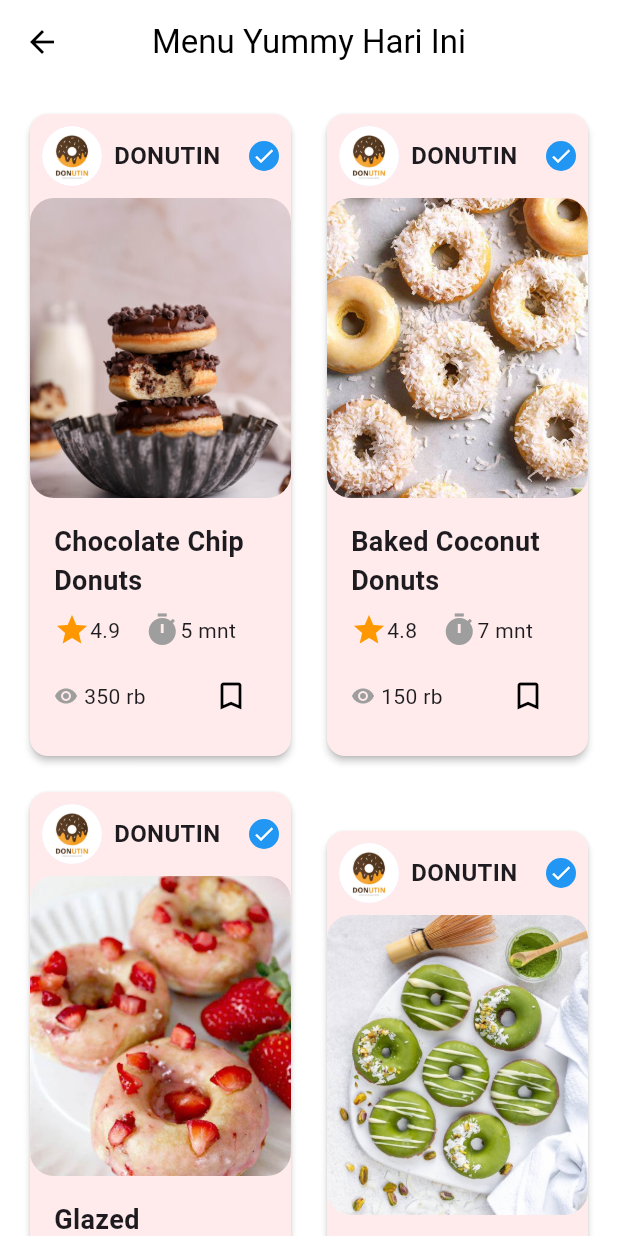
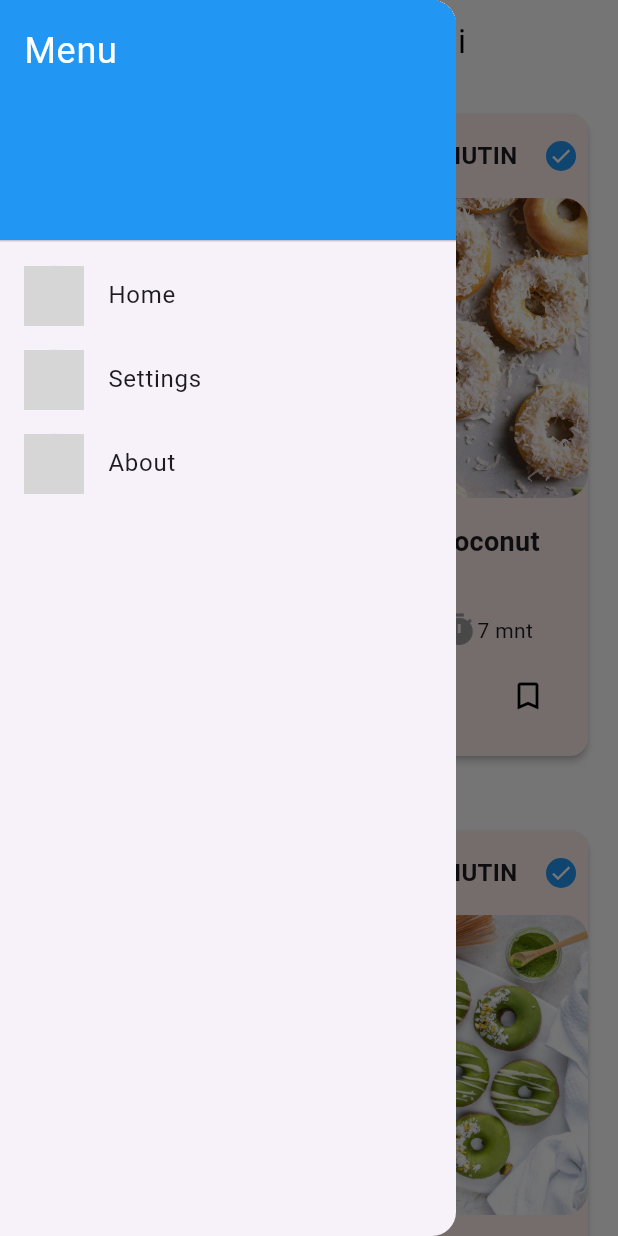
Before and after one commit to habibahrpl1/test, a Flutter app: the screen it shows after launch, with the side drawer open (before the commit the screen has no drawer), on a phone screen of 412 x 824 dp. Run offline on Flutter 3.47's test engine with Material 3 defaults, Android fonts, the phone set to English and light mode, and no system bars; grey boxes are pictures that could not be loaded.

Commit message:
commit kedua

```diff
--- a/lib/main.dart
+++ b/lib/main.dart
@@ -39,14 +39,59 @@ class _MyHomePageState extends State<MyHomePage> {
   Widget build(BuildContext context) {
     return Scaffold(
       appBar: AppBar(
-        leading: IconButton(
-          icon: const Icon(Icons.arrow_back),
-          onPressed: () {
-            // Tambahkan navigasi kembali di sini
-          },
-        ),
         title: Text(widget.title),
         centerTitle: true,
+      ),
+      drawer: Drawer(
+        child: ListView(
+          padding: EdgeInsets.zero,
+          children: <Widget>[
+            DrawerHeader(
+              decoration: const BoxDecoration(
+                color: Colors.blue,
+              ),
+              child: const Text(
+                'Menu',
+                style: TextStyle(
+                  color: Colors.white,
+                  fontSize: 24,
+                ),
+              ),
+            ),
+            ListTile(
+              leading: const CircleAvatar(
+                backgroundImage: AssetImage(
+                    'assets/image/yummy.jpg'), // Your image path
+              ),
+              title: const Text('Home'),
+              onTap: () {
+                Navigator.pop(context); // Close the drawer
+              },
+            ),
+            ListTile(
+              leading: const CircleAvatar(
+                backgroundImage: AssetImage(
+                    'assets/image/settings.jpg'), // Your image path
+              ),
+              title: const Text('Settings'),
+              onTap: () {
+                // Logic to navigate to the settings page
+                Navigator.pop(context); // Close the drawer
+              },
+            ),
+            ListTile(
+              leading: const CircleAvatar(
+                backgroundImage: AssetImage(
+                    'assets/image/about.jpg'), // Your image path
+              ),
+              title: const Text('About'),
+              onTap: () {
+                // Logic to navigate to the about page
+                Navigator.pop(context); // Close the drawer
+              },
+            ),
+          ],
+        ),
       ),
       body: ListView(
         padding: const EdgeInsets.all(16.0),
```
